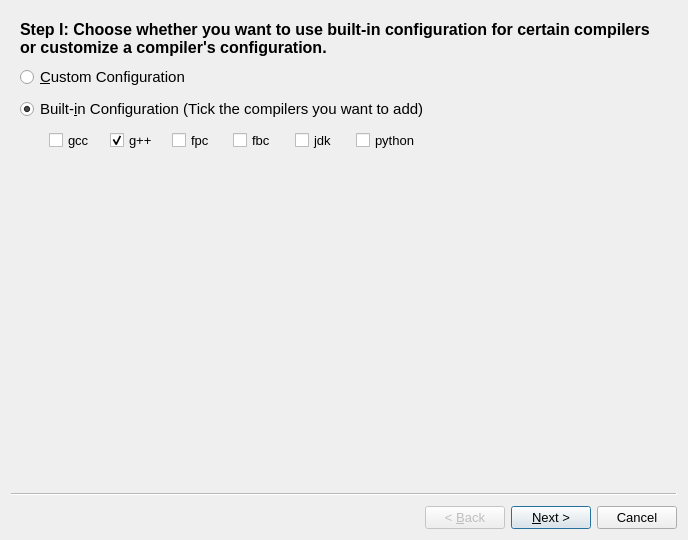
The window that forms/addcompilerwizard.ui (Project-LemonLime/Project_LemonLime) describes before a commit, drawn with Qt 5.
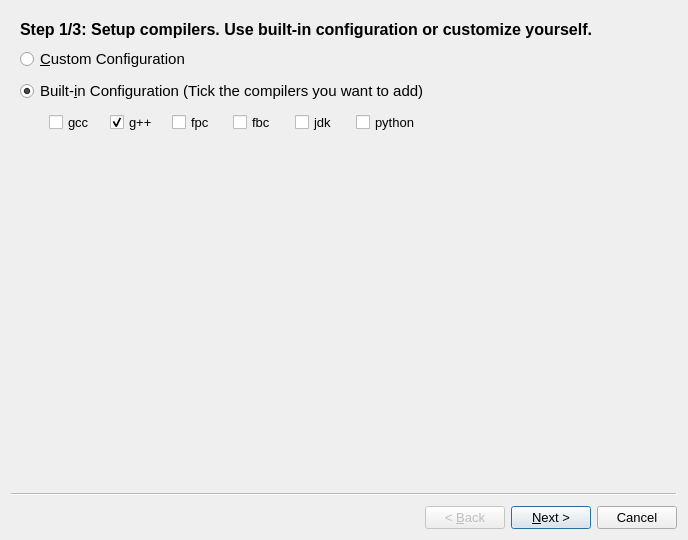
The same window after the commit.

Patch:
```diff
--- a/forms/addcompilerwizard.ui
+++ b/forms/addcompilerwizard.ui
@@ -33,7 +33,7 @@
        <string notr="true">font-size:12pt;font-weight:bold;</string>
       </property>
       <property name="text">
-       <string>Step I: Choose whether you want to use built-in configuration for certain compilers or customize a compiler's configuration.</string>
+       <string>Step 1/3: Setup compilers. Use built-in configuration or customize yourself.</string>
       </property>
       <property name="wordWrap">
        <bool>true</bool>
```
Left out of the diff: 6 changed lines with no effect on the pictures.
